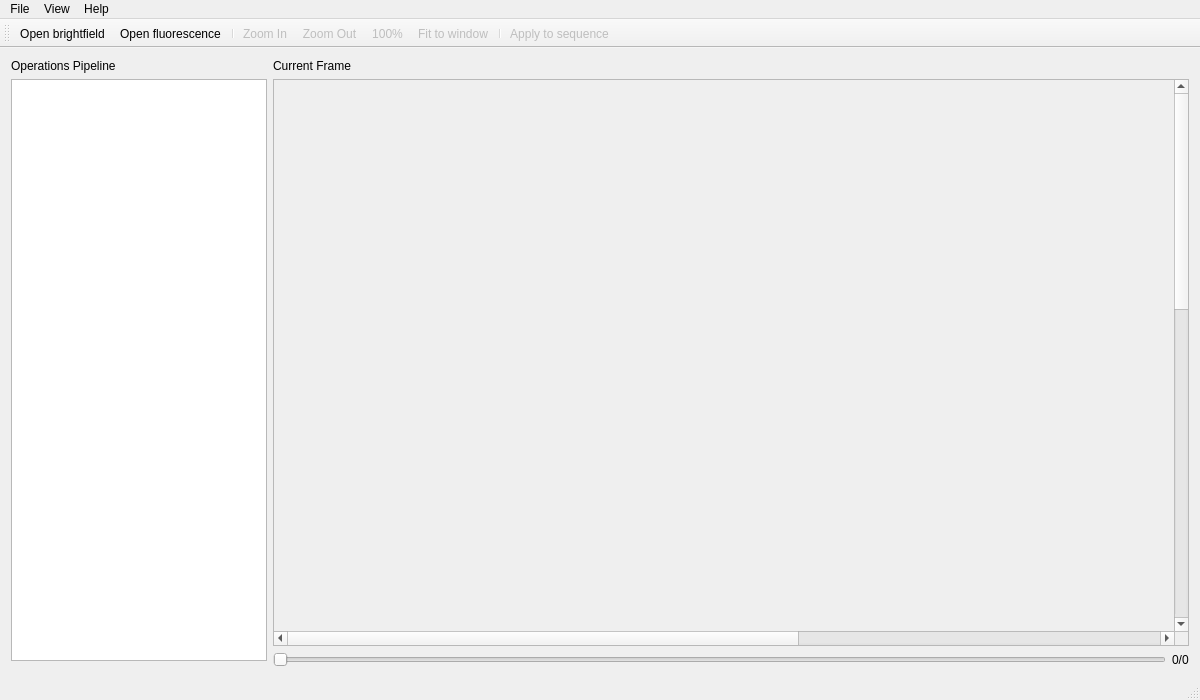
The window that views/mainwindow.ui (tmramalho/bigCellBrotherGUI) describes before a commit, drawn with Qt 5.
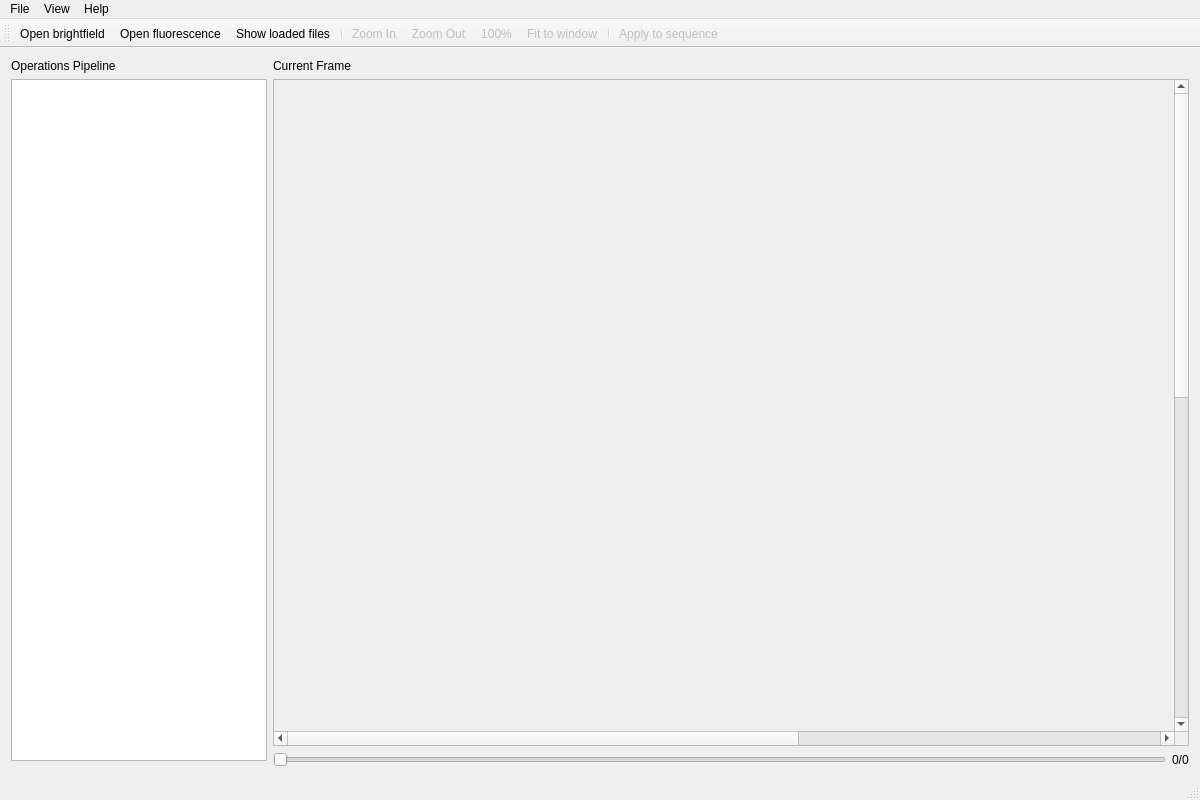
The same window after the commit. Icons and pictures are not drawn.

Commit message: bugfix, show open files, icons

Diff of the .ui file:
```diff
--- a/views/mainwindow.ui
+++ b/views/mainwindow.ui
@@ -7,7 +7,7 @@
     <x>0</x>
     <y>0</y>
     <width>1200</width>
-    <height>700</height>
+    <height>800</height>
    </rect>
   </property>
   <property name="windowTitle">
@@ -198,6 +198,15 @@
    <addaction name="menuHelp"/>
   </widget>
   <widget class="QToolBar" name="mainToolBar">
+   <property name="iconSize">
+    <size>
+     <width>16</width>
+     <height>16</height>
+    </size>
+   </property>
+   <property name="toolButtonStyle">
+    <enum>Qt::ToolButtonTextBesideIcon</enum>
+   </property>
    <attribute name="toolBarArea">
     <enum>TopToolBarArea</enum>
    </attribute>
@@ -206,6 +215,7 @@
    </attribute>
    <addaction name="actionOpen"/>
    <addaction name="actionOpen_fluorescence"/>
+   <addaction name="showLoaded"/>
    <addaction name="separator"/>
    <addaction name="zoomInAct"/>
    <addaction name="zoomOutAct"/>
@@ -230,6 +240,9 @@
    <property name="text">
     <string>Zoom In</string>
    </property>
+   <property name="iconText">
+    <string>Zoom In</string>
+   </property>
    <property name="shortcut">
     <string>Ctrl++</string>
    </property>
@@ -318,6 +331,18 @@
     <string>Ctrl+L</string>
    </property>
   </action>
+  <action name="showLoaded">
+   <property name="icon">
+    <iconset resource="../assets/icons.qrc">
+     <normaloff>:/small/book_14x16.png</normaloff>:/small/book_14x16.png</iconset>
+   </property>
+   <property name="text">
+    <string>Show loaded files</string>
+   </property>
+   <property name="shortcut">
+    <string>Ctrl+1</string>
+   </property>
+  </action>
  </widget>
  <layoutdefault spacing="6" margin="11"/>
  <resources/>
```
Left out of the diff: 55 changed lines with no effect on the pictures. The commit also changes 26 other files.
